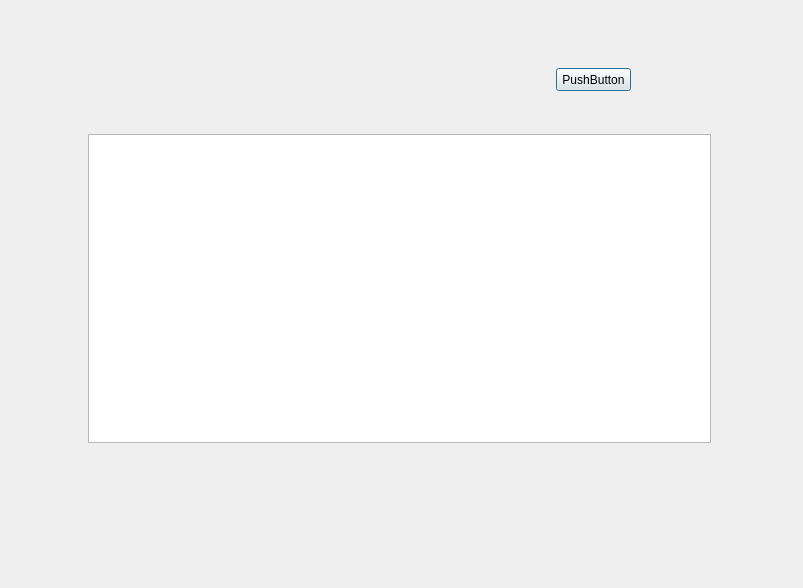
Before: the Qt Designer form EasyPointer/DialogCloudCmd.ui in wlffeng2008/EasyPointer, drawn with Qt 5.
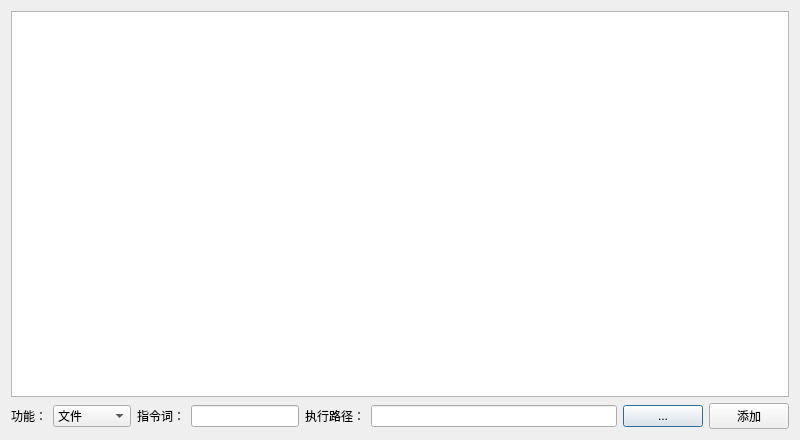
After: the same form once the commit is applied.

What changed in the file:
```diff
--- a/EasyPointer/DialogCloudCmd.ui
+++ b/EasyPointer/DialogCloudCmd.ui
@@ -6,36 +6,97 @@
    <rect>
     <x>0</x>
     <y>0</y>
-    <width>803</width>
-    <height>588</height>
+    <width>800</width>
+    <height>440</height>
    </rect>
   </property>
   <property name="windowTitle">
    <string>云指令设置</string>
   </property>
-  <widget class="QPushButton" name="pushButton">
-   <property name="geometry">
-    <rect>
-     <x>556</x>
-     <y>68</y>
-     <width>75</width>
-     <height>23</height>
-    </rect>
-   </property>
-   <property name="text">
-    <string>PushButton</string>
-   </property>
-  </widget>
-  <widget class="QTableView" name="tableView">
-   <property name="geometry">
-    <rect>
-     <x>88</x>
-     <y>134</y>
-     <width>623</width>
-     <height>309</height>
-    </rect>
-   </property>
-  </widget>
+  <layout class="QVBoxLayout" name="verticalLayout">
+   <item>
+    <widget class="QTableView" name="tableView">
+     <property name="focusPolicy">
+      <enum>Qt::FocusPolicy::NoFocus</enum>
+     </property>
+     <property name="selectionMode">
+      <enum>QAbstractItemView::SelectionMode::SingleSelection</enum>
+     </property>
+     <property name="selectionBehavior">
+      <enum>QAbstractItemView::SelectionBehavior::SelectRows</enum>
+     </property>
+    </widget>
+   </item>
+   <item>
+    <layout class="QHBoxLayout" name="horizontalLayout" stretch="0,0,0,0,0,2,0,0">
+     <item>
+      <widget class="QLabel" name="label_2">
+       <property name="text">
+        <string>功能：</string>
+       </property>
+      </widget>
+     </item>
+     <item>
+      <widget class="QComboBox" name="comboBoxFunc">
+       <item>
+        <property name="text">
+         <string>文件</string>
+        </property>
+       </item>
+       <item>
+        <property name="text">
+         <string>文件夹</string>
+        </property>
+       </item>
+       <item>
+        <property name="text">
+         <string>网站</string>
+        </property>
+       </item>
+       <item>
+        <property name="text">
+         <string>固定文本</string>
+        </property>
+       </item>
+      </widget>
+     </item>
+     <item>
+      <widget class="QLabel" name="label">
+       <property name="text">
+        <string>指令词：</string>
+       </property>
+      </widget>
+     </item>
+     <item>
+      <widget class="QLineEdit" name="lineEditWord"/>
+     </item>
+     <item>
+      <widget class="QLabel" name="label_3">
+       <property name="text">
+        <string>执行路径：</string>
+       </property>
+      </widget>
+     </item>
+     <item>
+      <widget class="QLineEdit" name="lineEditData"/>
+     </item>
+     <item>
+      <widget class="QPushButton" name="pushButtonSet">
+       <property name="text">
+        <string>...</string>
+       </property>
+      </widget>
+     </item>
+     <item>
+      <widget class="QPushButton" name="pushButtonAdd">
+       <property name="text">
+        <string>添加</string>
+       </property>
+      </widget>
+     </item>
+    </layout>
+   </item>
+  </layout>
  </widget>
  <resources/>
  <connections/>
```
